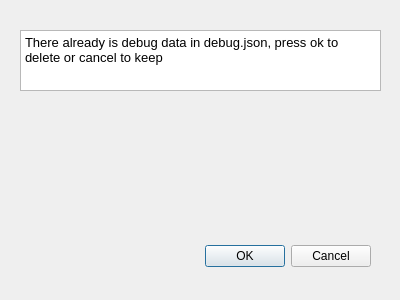
Old version of the form Ground/Assets/delete_dialog.ui in the repository oskaddddd/GigaBebras-2.
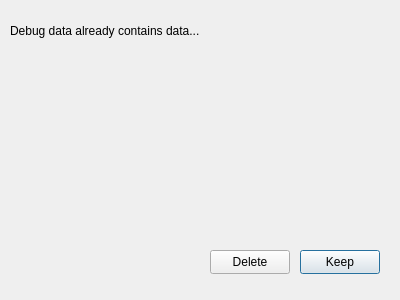
New version of the form.

What changed in the file:
```diff
--- a/Ground/Assets/delete_dialog.ui
+++ b/Ground/Assets/delete_dialog.ui
@@ -11,7 +11,7 @@
    </rect>
   </property>
   <property name="sizePolicy">
-   <sizepolicy hsizetype="Fixed" vsizetype="Fixed">
+   <sizepolicy hsizetype="Minimum" vsizetype="Minimum">
     <horstretch>0</horstretch>
     <verstretch>0</verstretch>
    </sizepolicy>
@@ -19,37 +19,43 @@
   <property name="windowTitle">
    <string>Dialog</string>
   </property>
-  <widget class="QDialogButtonBox" name="buttonBox">
+  <widget class="QPushButton" name="pushButton">
    <property name="geometry">
     <rect>
-     <x>30</x>
-     <y>240</y>
-     <width>341</width>
-     <height>32</height>
+     <x>300</x>
+     <y>250</y>
+     <width>80</width>
+     <height>24</height>
     </rect>
    </property>
-   <property name="orientation">
-    <enum>Qt::Horizontal</enum>
+   <property name="text">
+    <string>Keep</string>
    </property>
-   <property name="standardButtons">
-    <set>QDialogButtonBox::Cancel|QDialogButtonBox::Ok</set>
+  </widget>
+  <widget class="QPushButton" name="pushButton_2">
+   <property name="geometry">
+    <rect>
+     <x>210</x>
+     <y>250</y>
+     <width>80</width>
+     <height>24</height>
+    </rect>
    </property>
+   <property name="text">
+    <string>Delete</string>
+   </property>
   </widget>
-  <widget class="QTextBrowser" name="textBrowser">
+  <widget class="QLabel" name="label">
    <property name="geometry">
     <rect>
-     <x>20</x>
-     <y>30</y>
-     <width>361</width>
-     <height>61</height>
+     <x>10</x>
+     <y>10</y>
+     <width>231</width>
+     <height>41</height>
     </rect>
    </property>
-   <property name="html">
-    <string>&lt;!DOCTYPE HTML PUBLIC &quot;-//W3C//DTD HTML 4.0//EN&quot; &quot;http://www.w3.org/TR/REC-html40/strict.dtd&quot;&gt;
-&lt;html&gt;&lt;head&gt;&lt;meta name=&quot;qrichtext&quot; content=&quot;1&quot; /&gt;&lt;style type=&quot;text/css&quot;&gt;
-p, li { white-space: pre-wrap; }
-&lt;/style&gt;&lt;/head&gt;&lt;body style=&quot; font-family:'Ubuntu'; font-size:10pt; font-weight:400; font-style:normal;&quot;&gt;
-&lt;p style=&quot; margin-top:0px; margin-bottom:0px; margin-left:0px; margin-right:0px; -qt-block-indent:0; text-indent:0px;&quot;&gt;There already is debug data in debug.json, press ok to delete or cancel to keep&lt;/p&gt;&lt;/body&gt;&lt;/html&gt;</string>
+   <property name="text">
+    <string>Debug data already contains data...</string>
    </property>
   </widget>
  </widget>
```
Left out of the diff: 32 changed lines with no effect on the pictures.
